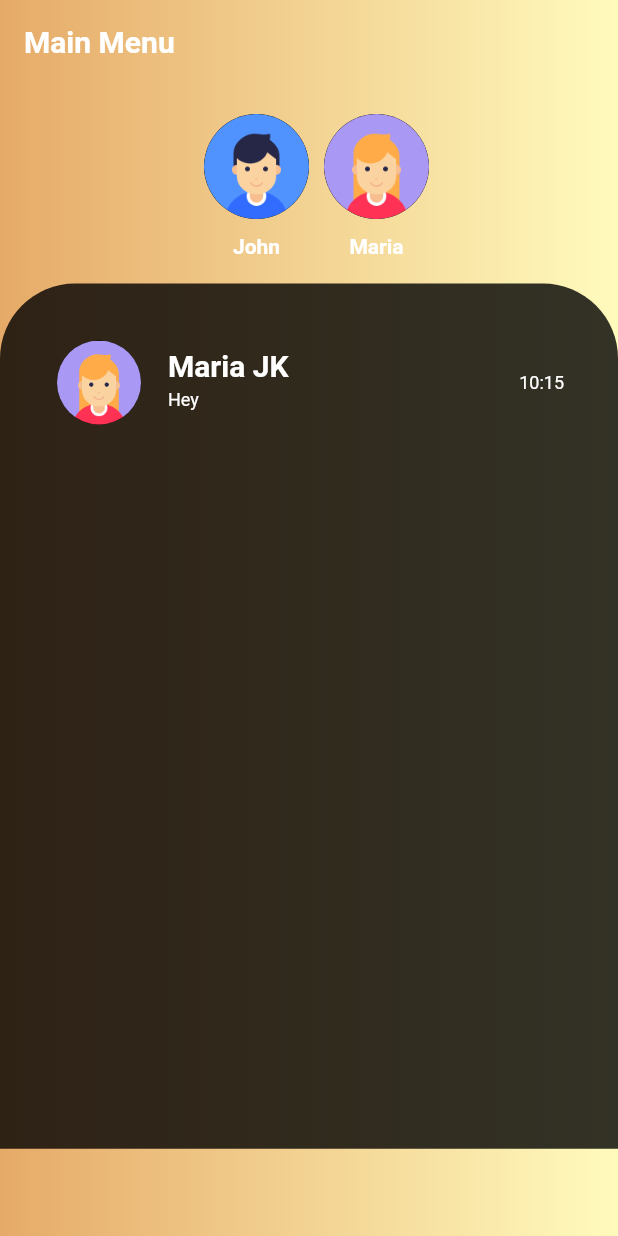
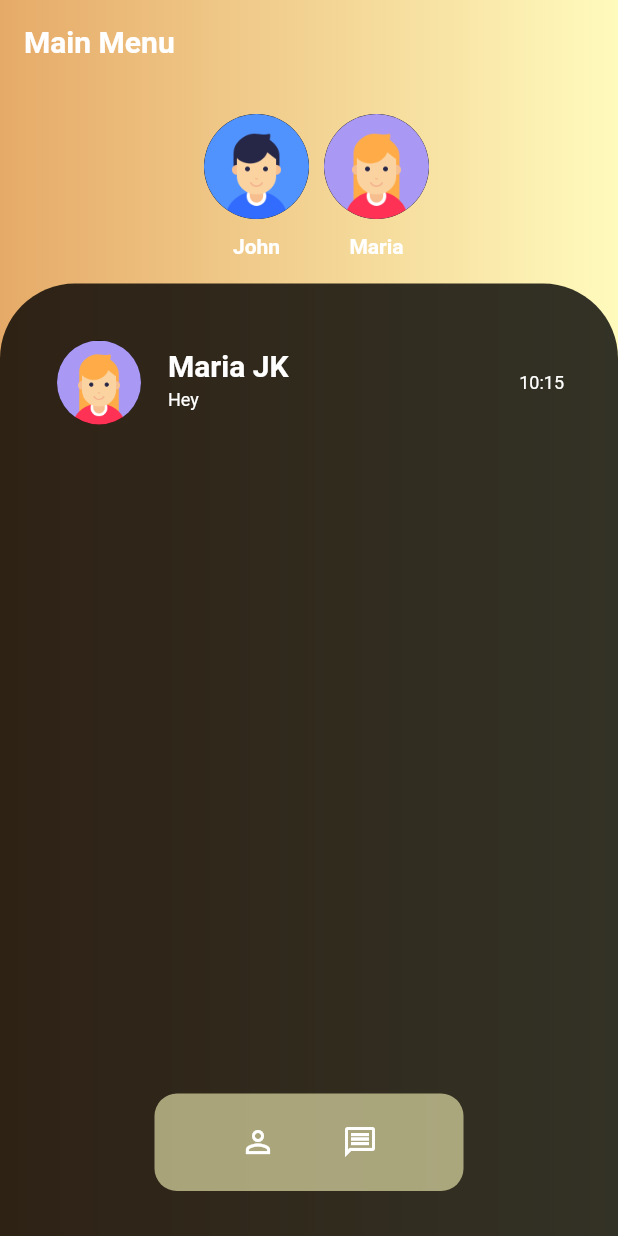
Before and after one commit to salcc/Junction-2022, a Flutter app: the screen it shows after launch, on a phone screen of 412 x 824 dp. Run offline on Flutter 3.47's test engine with Material 2 defaults, Android fonts, the phone set to English and light mode, and no system bars; our stand-ins replace get.

Commit message:
First version of Home Screen completed

```diff
--- a/flutter_demo/app_demo/lib/screens/home_screen.dart
+++ b/flutter_demo/app_demo/lib/screens/home_screen.dart
@@ -39,8 +39,55 @@ class HomeScreen extends StatelessWidget {
         ),
         body: Column(children: [
           _SocialBar(height: height, users: users),
-          _ChatPreview(height: height, chats: chats),
+          Expanded(
+            child: Stack(
+              fit: StackFit.expand,
+              children: [
+                _ChatPreview(height: height, chats: chats),
+                _BottomBar(width: width),
+              ],
+            ),
+          ),
         ]),
+      ),
+    );
+  }
+}
+
+class _BottomBar extends StatelessWidget {
+  const _BottomBar({Key? key, required this.width}) : super(key: key);
+
+  final double width;
+
+  @override
+  Widget build(BuildContext context) {
+    return Align(
+      alignment: Alignment.bottomCenter,
+      child: Container(
+        height: 65,
+        width: width * 0.5,
+        margin: const EdgeInsets.only(bottom: 30),
+        decoration: BoxDecoration(
+            borderRadius: BorderRadius.circular(15),
+            color: Theme.of(context).colorScheme.secondary.withAlpha(150)),
+        child: Row(
+          mainAxisAlignment: MainAxisAlignment.center,
+          mainAxisSize: MainAxisSize.min,
+          children: [
+            Material(
+              color: Colors.transparent,
+              child: IconButton(
+                  onPressed: () {},
+                  icon: const Icon(Icons.person_outline_outlined)),
+            ),
+            const SizedBox(width: 20),
+            Material(
+              color: Colors.transparent,
+              child: IconButton(
+                  onPressed: () {}, icon: const Icon(Icons.message_outlined)),
+            ),
+          ],
+        ),
       ),
     );
   }
```
